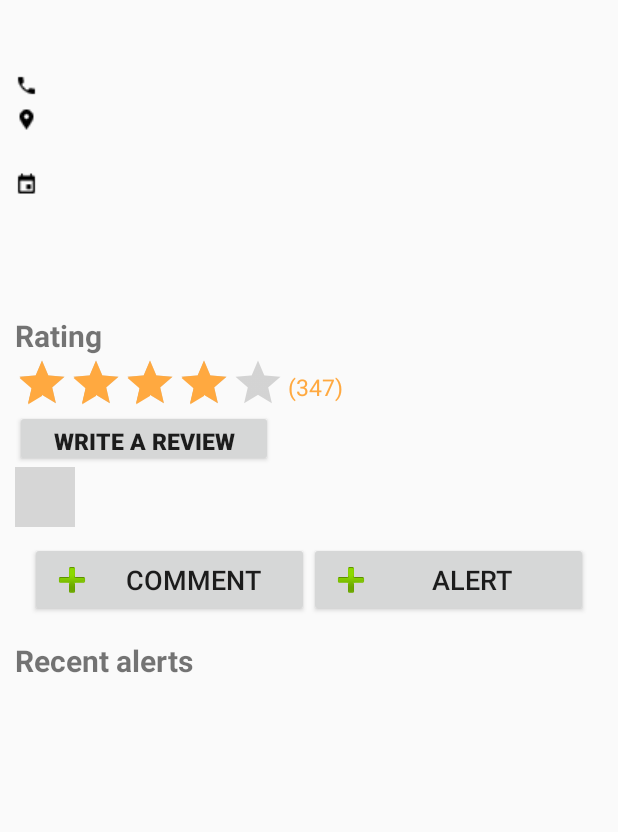
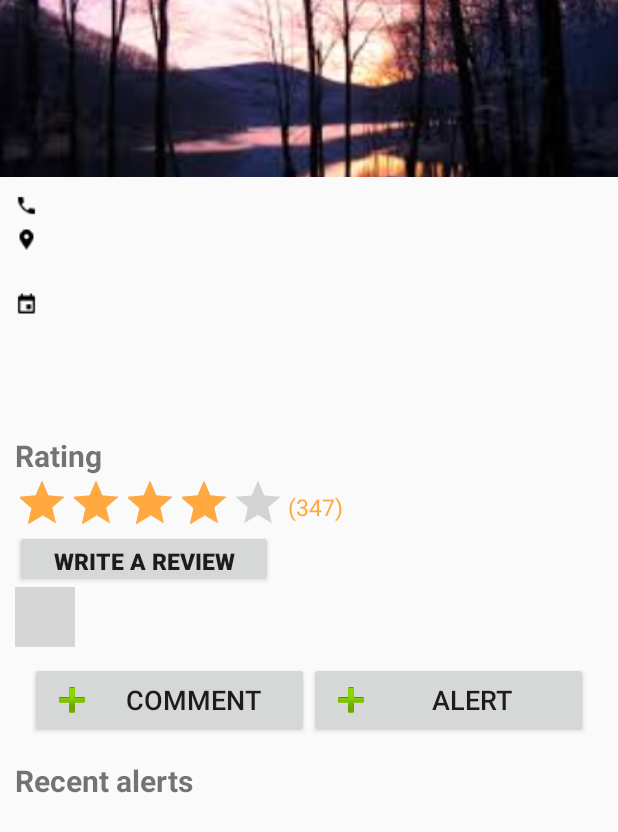
Before and after one commit to sup246/ParkPal, an Android app: the layout activity_park_details.xml on its own in the app's theme, with its tools: preview values and no code run, on a phone screen of 412 x 824 dp. Shown: the top 832 px of the screen. Run offline under Robolectric (Android 15) with nearby library versions, the phone set to English and light mode, and no system bars; grey boxes are pictures that could not be loaded.

Commit message:
Added photos and logo

```diff
--- a/app/src/main/res/layout/activity_park_details.xml
+++ b/app/src/main/res/layout/activity_park_details.xml
@@ -5,6 +5,23 @@
     android:layout_width="match_parent"
     android:layout_height="match_parent"
     tools:context="com.psu.sweng500.team4.parkpal.ParkDetails">
+
+    <ImageView
+        android:id="@+id/imageView"
+        android:layout_width="match_parent"
+        android:layout_height="118dp"
+        android:adjustViewBounds="false"
+        android:cropToPadding="true"
+        android:fitsSystemWindows="false"
+        android:padding="0dp"
+        android:paddingBottom="0dp"
+        android:paddingEnd="0dp"
+        android:paddingLeft="0dp"
+        android:paddingRight="0dp"
+        android:paddingStart="0dp"
+        android:paddingTop="0dp"
+        android:scaleType="centerCrop"
+        app:srcCompat="@drawable/campphoto1" />
 
     <LinearLayout
         android:layout_width="match_parent"
@@ -19,12 +36,14 @@
         <LinearLayout
             android:layout_width="wrap_content"
             android:layout_height="wrap_content"
+            android:layout_marginTop="70dp"
             android:orientation="vertical">
 
             <TextView
                 android:id="@+id/tvLocation"
                 android:layout_width="wrap_content"
                 android:layout_height="wrap_content"
+                android:textColor="@color/white"
                 android:textSize="25sp"
                 android:textStyle="bold" />
 
@@ -34,6 +53,7 @@
                 android:layout_height="wrap_content"
                 android:drawableLeft="@drawable/phone_icon"
                 android:drawablePadding="5dp"
+                android:layout_marginTop="10dp"
                 android:textSize="18sp" />
 
             <TextView
@@ -277,4 +297,6 @@
         </LinearLayout>
     </LinearLayout>
 
+
+
 </android.support.design.widget.CoordinatorLayout>
```
Also changed, not shown: app/src/main/res/drawable/campphoto1.jpg (added), app/src/main/res/drawable/campphoto2.jpg (added), app/src/main/res/drawable/campphoto3.jpg (added), app/src/main/res/drawable/campphoto4.jpg (added), app/src/main/res/drawable/campphoto5.jpg (added).
